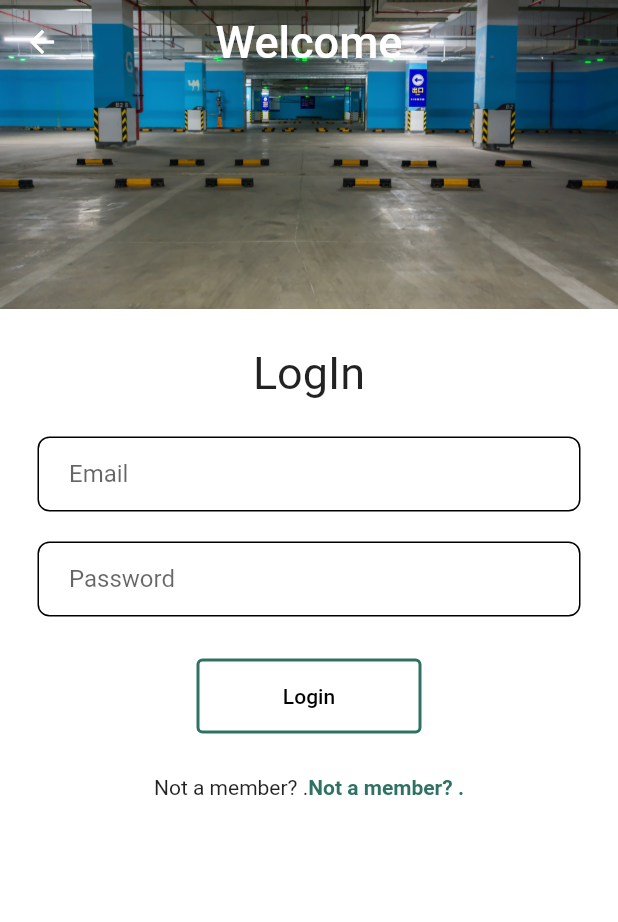
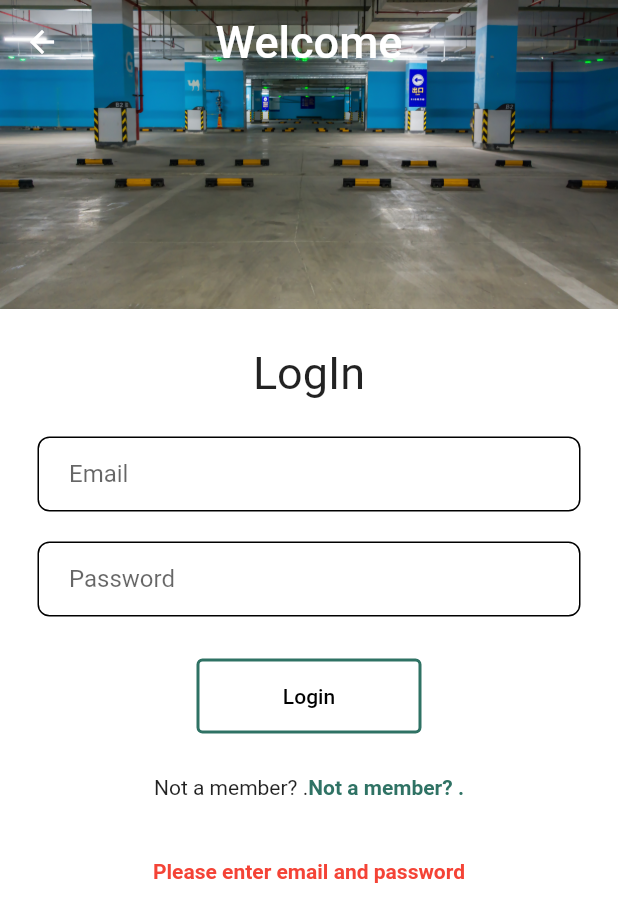
Before and after one commit to Avishkasj/Automobile-mobile-app, a Flutter app: the login screen opened directly, after a tap on "Login", on a phone screen of 412 x 824 dp. Shown: the top 922 px of the screen. Run offline on Flutter 3.47's test engine with Material 2 defaults, Android fonts, the phone set to English and light mode, and no system bars; our stand-ins replace cloud_firestore, firebase_auth, firebase_core, google_places_flutter; accounts and stored records are empty.

Commit message:
log in bug fix

```diff
--- a/lib/login.dart
+++ b/lib/login.dart
@@ -147,8 +147,14 @@ class _loginState extends State<login> {
                         String email = emailController.text;
                         String password = passwordController.text;
 
+                        if (email.isEmpty || password.isEmpty) {
+                          setState(() {
+                            errorMessage = 'Please enter email and password';
+                          });
+                          return;
+                        }
+
                         // Get the user ID using your authentication method
-
                         String? uid = await getUidFromEmailAndPassword(email, password);
 
                         QuerySnapshot querySnapshot = await FirebaseFirestore.instance
@@ -162,22 +168,18 @@ class _loginState extends State<login> {
                           String role = data['role'] as String;
                           print('Role: $role');
 
-                          if(role == '1'){
+                          if (role == '1') {
                             Navigator.push(
                               context,
                               MaterialPageRoute(builder: (context) => select()),
                             );
-                          }else if(role == '2'){
+                          } else if (role == '2') {
                             Navigator.push(
                               context,
                               MaterialPageRoute(builder: (context) => mechanic()),
                             );
                           }
-
-
                         });
-
-
                       } on FirebaseAuthException catch (e) {
                         setState(() {
                           errorMessage = e.message!;
@@ -186,6 +188,7 @@ class _loginState extends State<login> {
                         print(e);
                       }
                     },
+
 
 
                   ),
```
